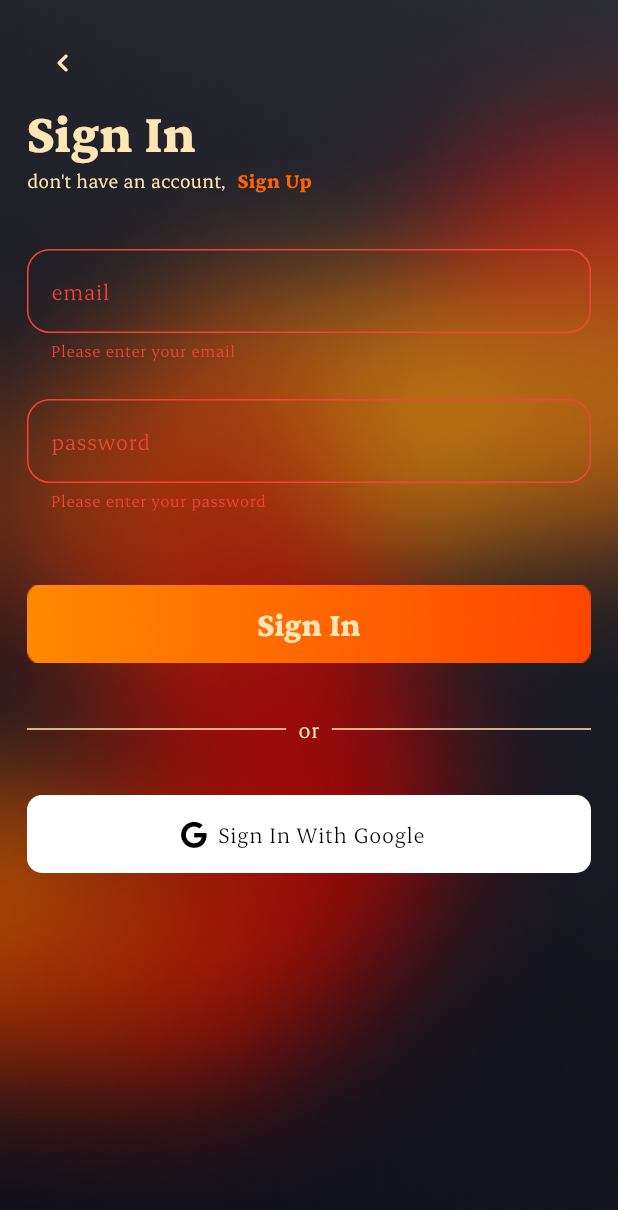
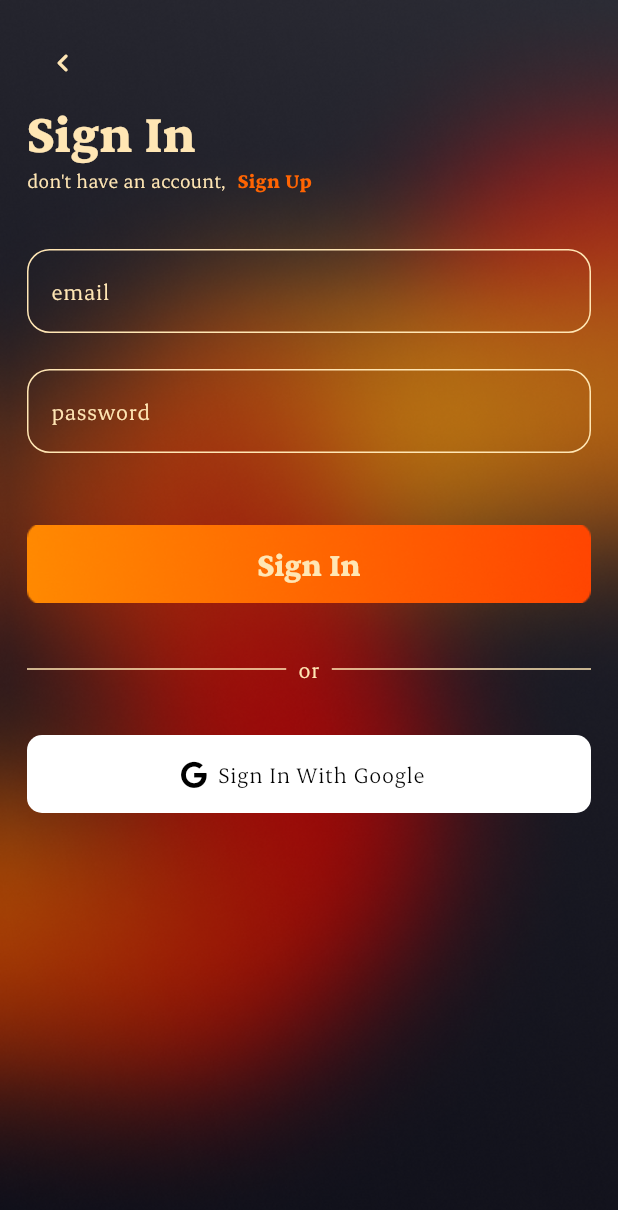
Before and after one commit to suzisuzisuzi/SUZI-app, a Flutter app: the screen it shows after launch, after a tap on "Get Started", on a phone screen of 412 x 824 dp. Shown: the top 1210 px of the screen. Run offline on Flutter 3.47's test engine with Material 3 defaults, Android fonts, the phone set to English and light mode, and no system bars; our stand-ins replace firebase_auth, firebase_core, flutter_animate, flutter_dotenv, flutter_riverpod, font_awesome_flutter and 7 more; missing offline and left inert: wheel_slider; accounts and stored records are empty; generated files the repository leaves out were written again.

Commit message:
fix: ui tweaks

```diff
--- a/lib/authentication/presentation/pages/sign_in_page.dart
+++ b/lib/authentication/presentation/pages/sign_in_page.dart
@@ -54,7 +54,7 @@ class _SignInPageState extends ConsumerState<SignInPage> {
               child: Padding(
                 padding: const EdgeInsets.all(18.0),
                 child: Form(
-                  autovalidateMode: AutovalidateMode.always,
+                  autovalidateMode: AutovalidateMode.onUserInteraction,
                   key: _formKey,
                   child: Column(
                     crossAxisAlignment: CrossAxisAlignment.start,
--- a/lib/authentication/presentation/pages/sign_up_page.dart
+++ b/lib/authentication/presentation/pages/sign_up_page.dart
@@ -56,7 +56,7 @@ class _SignUpPageState extends ConsumerState<SignUpPage> {
               child: Padding(
                 padding: const EdgeInsets.all(18.0),
                 child: Form(
-                  autovalidateMode: AutovalidateMode.always,
+                  autovalidateMode: AutovalidateMode.onUserInteraction,
                   key: _formKey,
                   child: Column(
                     crossAxisAlignment: CrossAxisAlignment.start,
--- a/lib/main.dart
+++ b/lib/main.dart
@@ -29,6 +29,7 @@ class MyApp extends ConsumerWidget {
     final user = ref.watch(userStatusChangesProvider);
 
     return MaterialApp(
+      debugShowCheckedModeBanner: false,
       title: 'SUZI',
       theme: theme,
       darkTheme: theme,
--- a/lib/shared/presentation/splash_page.dart
+++ b/lib/shared/presentation/splash_page.dart
@@ -30,10 +30,13 @@ class SplashPage extends StatelessWidget {
                 style: Theme.of(context).textTheme.headlineLarge,
               ),
               const Spacer(),
-              const Padding(
-                padding: EdgeInsets.symmetric(horizontal: 18.0),
+              Padding(
+                padding: const EdgeInsets.symmetric(horizontal: 18.0),
                 child: Text(
-                  "An enchanting app, a digital diary weaving memories into vibrant vibes, preserving moments with nostalgic grace, a soulful journey unfolds.",
+                  "Your observations matter.",
+                  style: Theme.of(context).textTheme.titleLarge?.copyWith(
+                        fontFamily: 'Technor',
+                      ),
                   textAlign: TextAlign.center,
                 ),
               ),
--- a/pubspec.yaml
+++ b/pubspec.yaml
@@ -1,7 +1,7 @@
 name: suzi_app
 description: "SUZI"
 publish_to: "none"
-version: 1.0.0+1
+version: 1.0.1+2
 
 environment:
   sdk: ">=3.2.5 <4.0.0"
```
Also changed, not shown: lib/heatmap/presentation/pages/heatmap_page.dart (+15 -8 lines), lib/home/presentation/pages/home_page.dart (+42 -15 lines).
